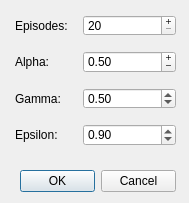
Above: Reinforcement_Learning.QLearning/ParameterDialog.ui from 3elk4/Reinforcement-Learning before the change. Below: the same form after it.
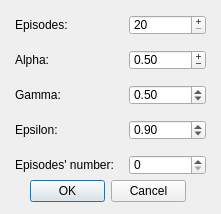
That is the form after the change.

```diff
--- a/Reinforcement_Learning.QLearning/ParameterDialog.ui
+++ b/Reinforcement_Learning.QLearning/ParameterDialog.ui
@@ -6,8 +6,8 @@
    <rect>
     <x>0</x>
     <y>0</y>
-    <width>189</width>
-    <height>203</height>
+    <width>221</width>
+    <height>214</height>
    </rect>
   </property>
   <property name="windowTitle">
@@ -16,8 +16,8 @@
   <widget class="QDialogButtonBox" name="buttonBox">
    <property name="geometry">
     <rect>
-     <x>20</x>
-     <y>170</y>
+     <x>30</x>
+     <y>180</y>
      <width>156</width>
      <height>23</height>
     </rect>
@@ -34,8 +34,8 @@
     <rect>
      <x>10</x>
      <y>10</y>
-     <width>171</width>
-     <height>141</height>
+     <width>201</width>
+     <height>170</height>
     </rect>
    </property>
    <layout class="QFormLayout" name="formLayout">
@@ -158,6 +158,23 @@
       </property>
      </widget>
     </item>
+    <item row="4" column="0">
+     <widget class="QLabel" name="label_5">
+      <property name="text">
+       <string>Episodes' number:</string>
+      </property>
+     </widget>
+    </item>
+    <item row="4" column="1">
+     <widget class="QSpinBox" name="episodeNumber">
+      <property name="alignment">
+       <set>Qt::AlignJustify|Qt::AlignVCenter</set>
+      </property>
+      <property name="maximum">
+       <number>50</number>
+      </property>
+     </widget>
+    </item>
    </layout>
   </widget>
  </widget>
```
